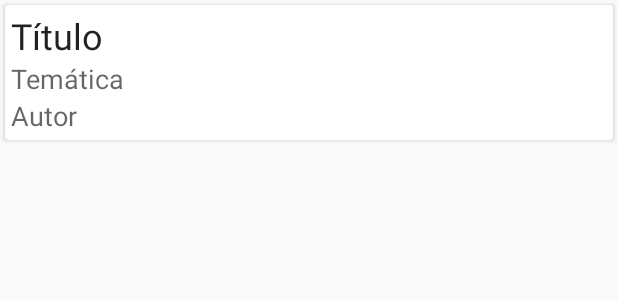
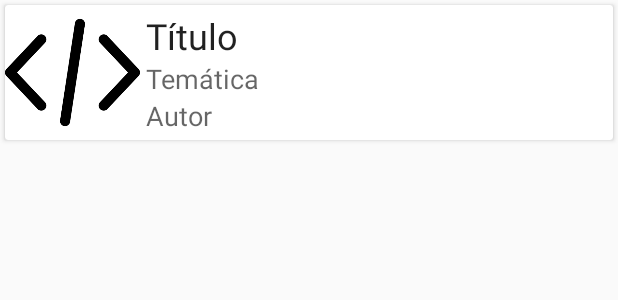
Before and after one commit to SamuelIsip/AcademyCode, an Android app: the layout recyclerview_listado_libros_teoria.xml on its own in the app's theme, with its tools: preview values and no code run, on a phone screen of 412 x 824 dp. Shown: the top 300 px of the screen. Run offline under Robolectric (Android 15) with nearby library versions, the phone set to English and light mode, and no system bars; Roboto replaces fonts that are not available here.

Commit message:
Imágenes en recyclerview

```diff
--- a/app/src/main/res/layout/recyclerview_listado_libros_teoria.xml
+++ b/app/src/main/res/layout/recyclerview_listado_libros_teoria.xml
@@ -1,6 +1,8 @@
 <?xml version="1.0" encoding="utf-8"?>
 <RelativeLayout
     xmlns:android="http://schemas.android.com/apk/res/android"
+    xmlns:app="http://schemas.android.com/apk/res-auto"
+    xmlns:tools="http://schemas.android.com/tools"
     android:layout_width="match_parent"
     android:layout_height="wrap_content">
 
@@ -8,6 +10,20 @@
         android:layout_width="match_parent"
         android:layout_height="wrap_content"
         android:layout_margin="3dp">
+
+
+
+        <LinearLayout
+            android:layout_width="match_parent"
+            android:layout_height="match_parent"
+            android:orientation="horizontal">
+
+            <ImageView
+                android:id="@+id/imagenPortada"
+                android:layout_width="90dp"
+                android:layout_height="match_parent"
+                android:scaleType="centerInside"
+                app:srcCompat="@drawable/codificacion" />
 
             <LinearLayout
                 android:id="@+id/linearLayoutPdf"
@@ -40,6 +56,8 @@
 
             </LinearLayout>
 
+        </LinearLayout>
+
     </androidx.cardview.widget.CardView>
 
 </RelativeLayout>
```
Also changed, not shown: app/src/main/java/com/example/academycode/model/LibroTeoria.java (+7 -2 lines), app/src/main/java/com/example/academycode/model/adapters/LibrosTAdapter.java (+10 -0 lines). Lines whose indentation alone changed are shown as unchanged.
